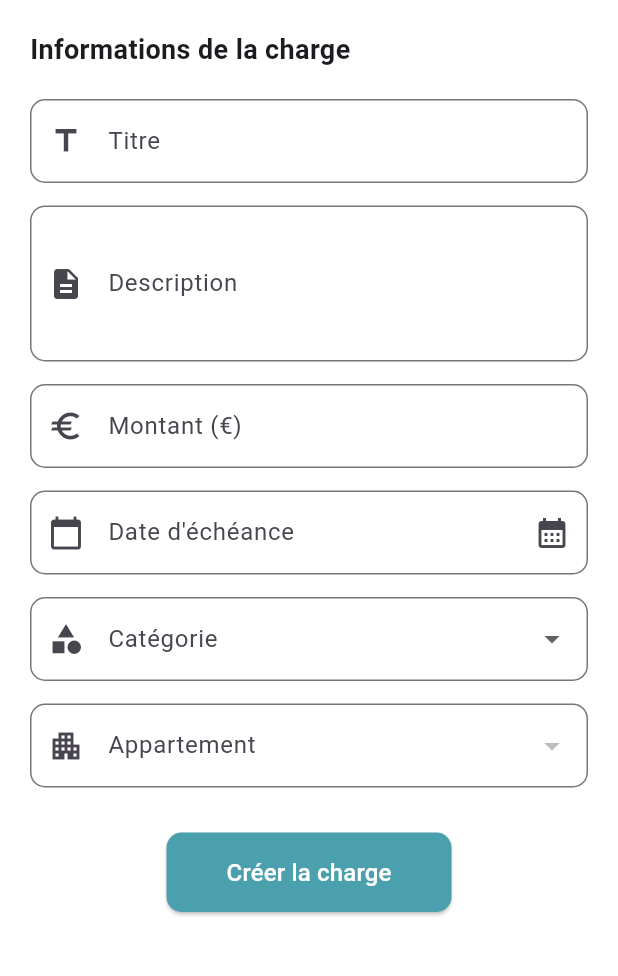
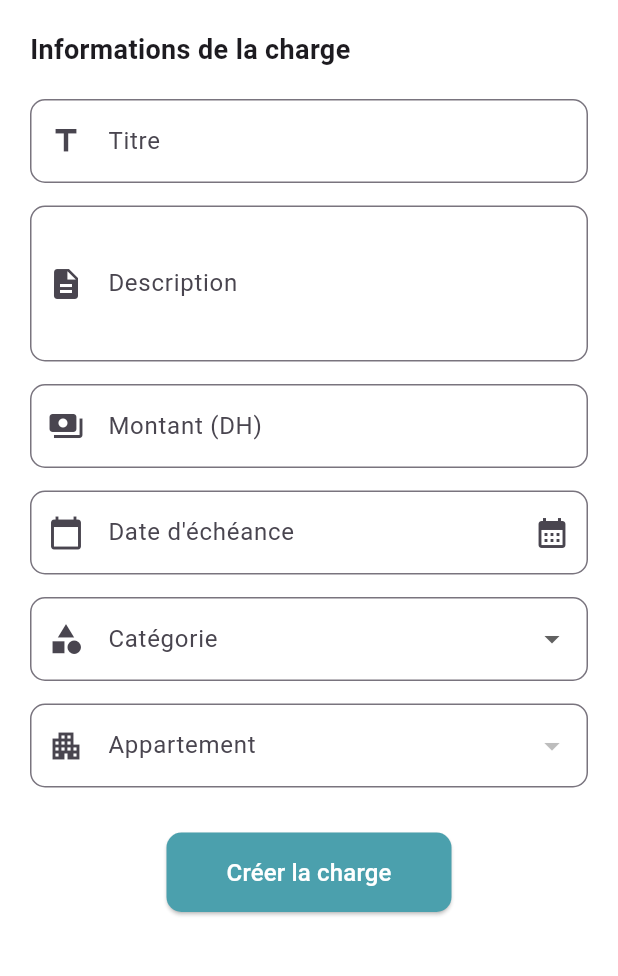
Before and after one commit to ouchin55edcx/syndic-app, a Flutter app: the CreateChargePage screen opened directly, on a phone screen of 412 x 824 dp, the part 204-1180 px from its top. Run offline on Flutter 3.47's test engine with Material 3 defaults, Android fonts, the phone set to English and light mode, and no system bars; our stand-ins replace fl_chart, image_picker, salomon_bottom_bar, table_calendar; accounts and stored records are empty.

Commit message:
change currenciy

```diff
--- a/lib/models/charge_model.dart
+++ b/lib/models/charge_model.dart
@@ -94,6 +94,6 @@ class Charge {
 
   // Helper method to format currency
   static String formatCurrency(double amount) {
-    return '${amount.toStringAsFixed(2)} €';
+    return '${amount.toStringAsFixed(2)} DH';
   }
 }
--- a/lib/models/notification_model.dart
+++ b/lib/models/notification_model.dart
@@ -89,3 +89,7 @@ class Notification {
     }
   }
 }
+
+String formatAmount(double amount) {
+  return '${amount.toStringAsFixed(2)} DH';
+}
--- a/lib/models/payment_model.dart
+++ b/lib/models/payment_model.dart
@@ -100,6 +100,6 @@ class Payment {
 
   // Helper method to format currency
   static String formatCurrency(double amount) {
-    return '${amount.toStringAsFixed(2)} €';
+    return '${amount.toStringAsFixed(2)} DH';
   }
 }
--- a/lib/pages/all_payments_page.dart
+++ b/lib/pages/all_payments_page.dart
@@ -433,7 +433,7 @@ class _AllPaymentsPageState extends State<AllPaymentsPage> {
                                               SizedBox(height: 8),
                                               Row(
                                                 children: [
-                                                  Icon(Icons.euro, size: 16, color: Colors.blue),
+                                                  Icon(Icons.payments, size: 16, color: Colors.blue),
                                                   SizedBox(width: 4),
                                                   Text(
                                                     'Montant: ${Payment.formatCurrency(payment.montant)}',
--- a/lib/pages/create_charge_page.dart
+++ b/lib/pages/create_charge_page.dart
@@ -278,8 +278,8 @@ class _CreateChargePageState extends State<CreateChargePage> {
                 TextFormField(
                   controller: _montantController,
                   decoration: InputDecoration(
-                    labelText: "Montant (€)",
-                    prefixIcon: Icon(Icons.euro),
+                    labelText: "Montant (DH)",
+                    prefixIcon: Icon(Icons.payments),
                     border: OutlineInputBorder(
                       borderRadius: BorderRadius.circular(10),
                     ),
--- a/lib/pages/make_payment_page.dart
+++ b/lib/pages/make_payment_page.dart
@@ -265,8 +265,8 @@ class _MakePaymentPageState extends State<MakePaymentPage> {
                 TextFormField(
                   controller: _montantController,
                   decoration: InputDecoration(
-                    labelText: "Montant (€)",
-                    prefixIcon: Icon(Icons.euro),
+                    labelText: "Montant (DH)",
+                    prefixIcon: Icon(Icons.payments),
                     border: OutlineInputBorder(
                       borderRadius: BorderRadius.circular(10),
                     ),
--- a/lib/pages/payment_history_page.dart
+++ b/lib/pages/payment_history_page.dart
@@ -512,7 +512,7 @@ class _PaymentHistoryPageState extends State<PaymentHistoryPage> {
                                                       children: [
                                                         Row(
                                                           children: [
-                                                            Icon(Icons.euro, size: 16, color: Colors.blue),
+                                                            Icon(Icons.payments, size: 16, color: Colors.blue),
                                                             SizedBox(width: 4),
                                                             Text(
                                                               'Montant: ${Payment.formatCurrency(payment.montant)}',
@@ -748,7 +748,7 @@ class _PaymentHistoryPageState extends State<PaymentHistoryPage> {
                                                         SizedBox(height: 16),
                                                         Row(
                                                           children: [
-                                                            Icon(Icons.euro, size: 16, color: Colors.blue),
+                                                            Icon(Icons.payments, size: 16, color: Colors.blue),
                                                             SizedBox(width: 4),
                                                             Text(
                                                               'Montant: ${Charge.formatCurrency(charge.montant)}',
```
Also changed, not shown: lib/pages/notifications_page.dart (+10 -0 lines).
